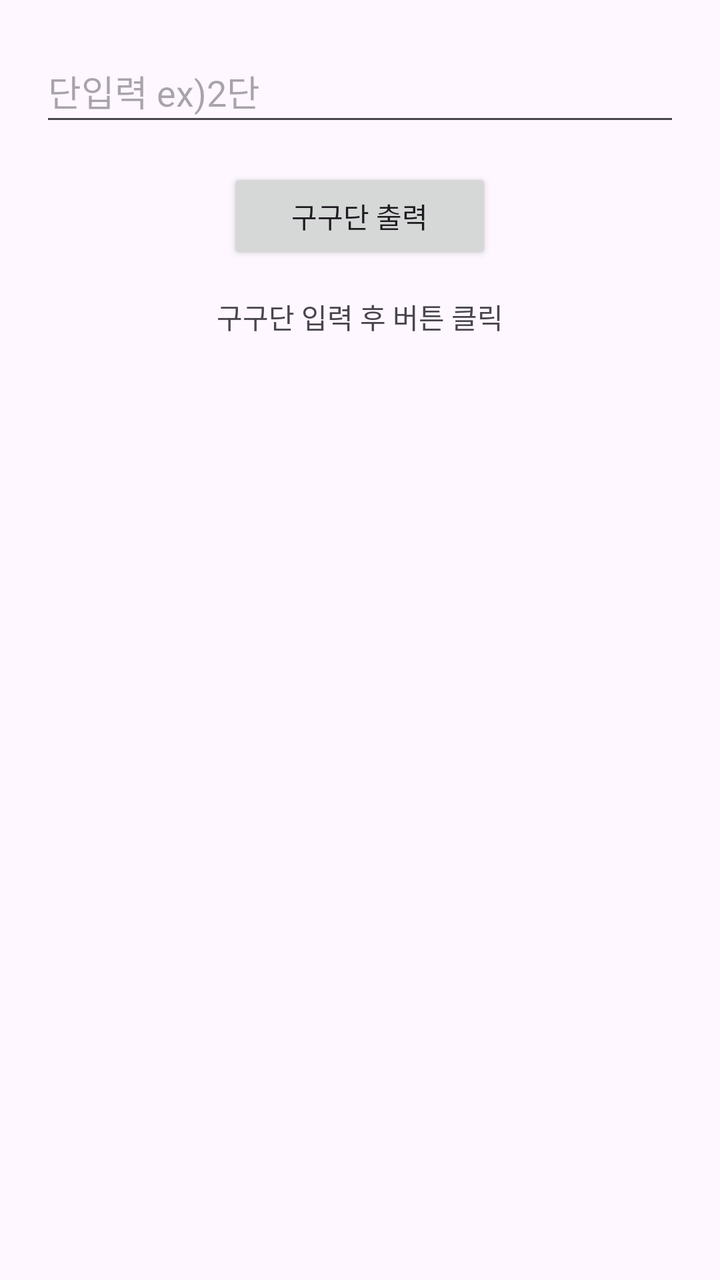
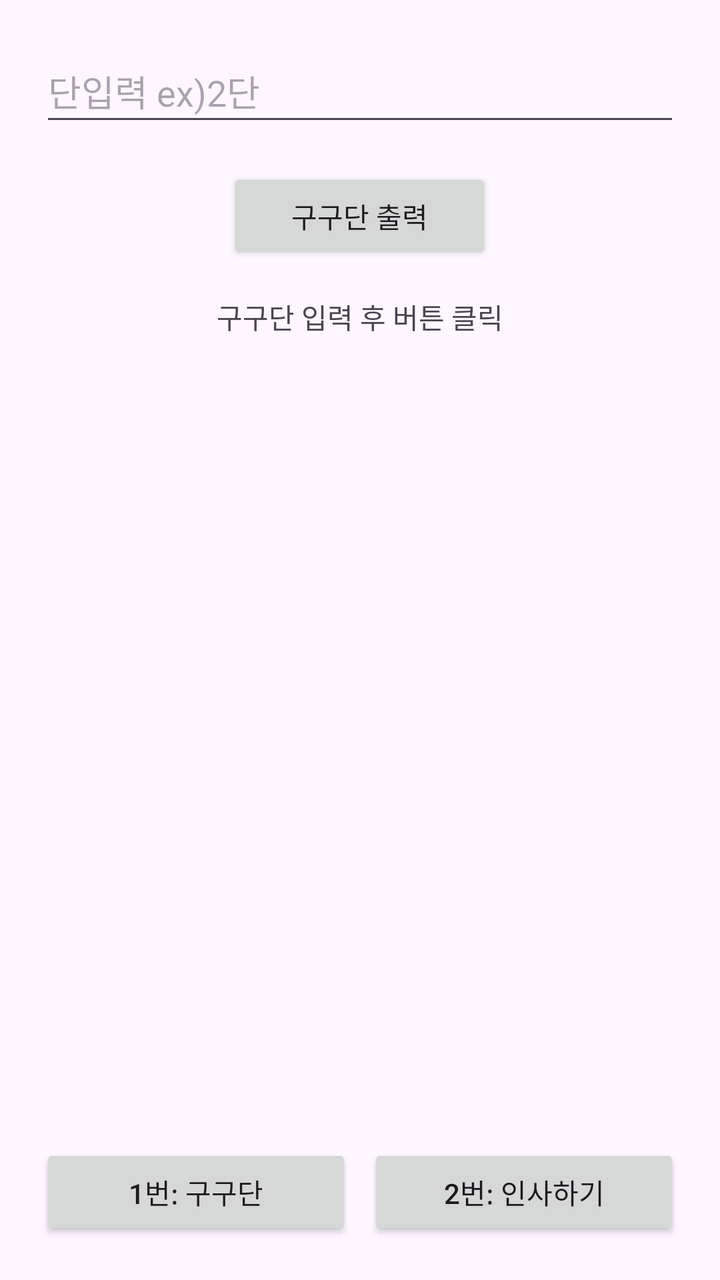

Before-and-after screenshots of an Android layout around one commit, followed by the original layout XML and the change that was made.
<!-- AndroidManifest.xml: application theme Theme._20231549_app_w05 -->
<!-- res/layout/activity_main.xml -->
<?xml version="1.0" encoding="utf-8"?>
<LinearLayout xmlns:android="http://schemas.android.com/apk/res/android"
    xmlns:app="http://schemas.android.com/apk/res-auto"
    xmlns:tools="http://schemas.android.com/tools"
    android:id="@+id/main"
    android:layout_width="match_parent"
    android:layout_height="match_parent"
    android:orientation="vertical"
    android:padding="20dp"
    tools:context=".MainActivity">

    <EditText
        android:id="@+id/edtDan"
        android:layout_width="match_parent"
        android:layout_height="wrap_content"
        android:autofillHints=""
        android:hint="@string/edit_text_hint"
        android:inputType="number"
        android:minHeight="48dp" />

    <Button
        android:id="@+id/btnOutput"
        android:layout_width="wrap_content"
        android:layout_height="wrap_content"
        android:layout_gravity="center_horizontal"
        android:layout_marginTop="16dp"
        android:paddingStart="32dp"
        android:paddingEnd="32dp"
        android:text="@string/button_text"
        app:cornerRadius="100dp" />

    <TextView
        android:id="@+id/tvResult"
        android:layout_width="wrap_content"
        android:layout_height="wrap_content"
        android:layout_gravity="center_horizontal"
        android:layout_marginTop="16dp"
        android:text="@string/test_text" />

</LinearLayout>
<!-- resources referenced by this layout -->
<resources>
  <string name="button_text">구구단 출력</string>
  <string name="edit_text_hint">단입력 ex)2단</string>
  <string name="test_text">구구단 입력 후 버튼 클릭</string>
  <style name="Theme._20231549_app_w05" parent="Base.Theme._20231549_app_w05" />
  <style name="Base.Theme._20231549_app_w05" parent="Theme.Material3.DayNight.NoActionBar">
          
          
      </style>
</resources>

<!-- the commit's change to res/layout/activity_main.xml (unified diff, before → after) -->
@@ -9,32 +9,116 @@
     android:padding="20dp"
     tools:context=".MainActivity">
 
-    <EditText
-        android:id="@+id/edtDan"
+    
+    <FrameLayout
+        android:layout_width="match_parent"
+        android:layout_height="0dp"
+        android:layout_weight="1">
+
+        
+        <LinearLayout
+            android:id="@+id/layoutGugudan"
+            android:layout_width="match_parent"
+            android:layout_height="match_parent"
+            android:orientation="vertical"
+            android:visibility="visible">
+
+            <EditText
+                android:id="@+id/edtDan"
+                android:layout_width="match_parent"
+                android:layout_height="wrap_content"
+                android:autofillHints=""
+                android:hint="@string/edit_text_hint"
+                android:inputType="number"
+                android:minHeight="48dp" />
+
+            <Button
+                android:id="@+id/btnOutput"
+                android:layout_width="wrap_content"
+                android:layout_height="wrap_content"
+                android:layout_gravity="center_horizontal"
+                android:layout_marginTop="16dp"
+                android:paddingStart="32dp"
+                android:paddingEnd="32dp"
+                android:text="@string/button_text"
+                app:cornerRadius="100dp" />
+
+            <TextView
+                android:id="@+id/tvResult"
+                android:layout_width="wrap_content"
+                android:layout_height="wrap_content"
+                android:layout_gravity="center_horizontal"
+                android:layout_marginTop="16dp"
+                android:text="@string/test_text" />
+
+        </LinearLayout>
+
+        
+        <LinearLayout
+            android:id="@+id/layoutGreeting"
+            android:layout_width="match_parent"
+            android:layout_height="match_parent"
+            android:orientation="vertical"
+            android:visibility="gone">
+
+            <EditText
+                android:id="@+id/edtName"
+                android:layout_width="match_parent"
+                android:layout_height="wrap_content"
+                android:autofillHints=""
+                android:hint="@string/name_hint"
+                android:inputType="text"
+                android:minHeight="48dp" />
+
+            <Button
+                android:id="@+id/btnGreeting"
+                android:layout_width="wrap_content"
+                android:layout_height="wrap_content"
+                android:layout_gravity="center_horizontal"
+                android:layout_marginTop="16dp"
+                android:paddingStart="32dp"
+                android:paddingEnd="32dp"
+                android:text="@string/greeting_button_text"
+                app:cornerRadius="100dp" />
+
+            <TextView
+                android:id="@+id/tvGreetingResult"
+                android:layout_width="wrap_content"
+                android:layout_height="wrap_content"
+                android:layout_gravity="center_horizontal"
+                android:layout_marginTop="24dp"
+                android:text="@string/greeting_init_text"
+                android:textSize="20sp"
+                android:textStyle="bold" />
+
+        </LinearLayout>
+
+    </FrameLayout>
+
+    
+    <LinearLayout
+        android:id="@+id/bottomBar"
         android:layout_width="match_parent"
         android:layout_height="wrap_content"
-        android:autofillHints=""
-        android:hint="@string/edit_text_hint"
-        android:inputType="number"
-        android:minHeight="48dp" />
+        android:orientation="horizontal"
+        android:paddingTop="8dp">
 
-    <Button
-        android:id="@+id/btnOutput"
-        android:layout_width="wrap_content"
-        android:layout_height="wrap_content"
-        android:layout_gravity="center_horizontal"
-        android:layout_marginTop="16dp"
-        android:paddingStart="32dp"
-        android:paddingEnd="32dp"
-        android:text="@string/button_text"
-        app:cornerRadius="100dp" />
+        <Button
+            android:id="@+id/btnTab1"
+            android:layout_width="0dp"
+            android:layout_height="wrap_content"
+            android:layout_marginEnd="4dp"
+            android:layout_weight="1"
+            android:text="@string/tab1_text" />
 
-    <TextView
-        android:id="@+id/tvResult"
-        android:layout_width="wrap_content"
-        android:layout_height="wrap_content"
-        android:layout_gravity="center_horizontal"
-        android:layout_marginTop="16dp"
-        android:text="@string/test_text" />
+        <Button
+            android:id="@+id/btnTab2"
+            android:layout_width="0dp"
+            android:layout_height="wrap_content"
+            android:layout_marginStart="4dp"
+            android:layout_weight="1"
+            android:text="@string/tab2_text" />
+
+    </LinearLayout>
 
 </LinearLayout>
<!-- resource entries referenced after the edit -->
@@ -2,6 +2,11 @@
 <resources>
   <string name="button_text">구구단 출력</string>
   <string name="edit_text_hint">단입력 ex)2단</string>
+  <string name="greeting_button_text">인사 출력</string>
+  <string name="greeting_init_text">이름 입력 후 버튼 클릭</string>
+  <string name="name_hint">이름 입력 ex)홍길동</string>
+  <string name="tab1_text">1번: 구구단</string>
+  <string name="tab2_text">2번: 인사하기</string>
   <string name="test_text">구구단 입력 후 버튼 클릭</string>
   <style name="Theme._20231549_app_w05" parent="Base.Theme._20231549_app_w05" />
   <style name="Base.Theme._20231549_app_w05" parent="Theme.Material3.DayNight.NoActionBar">
